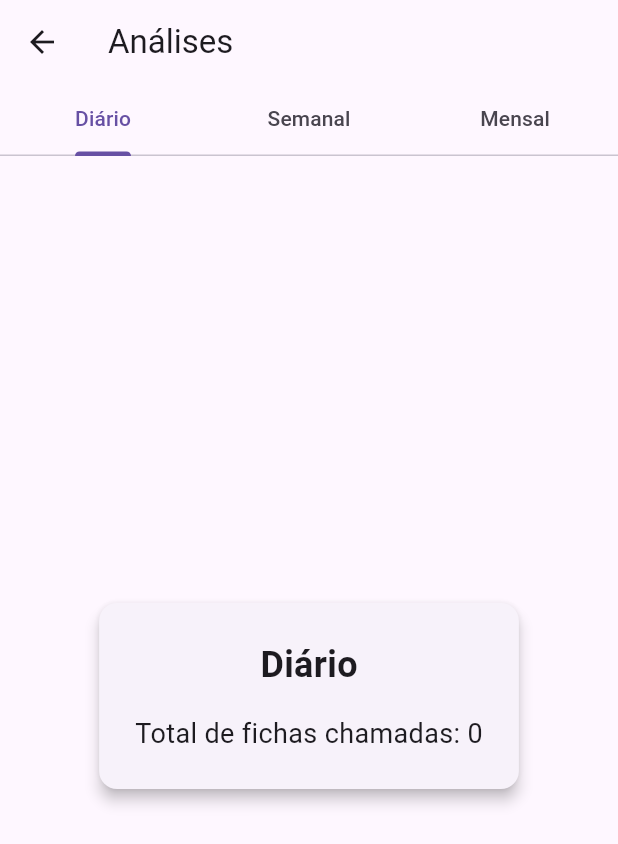
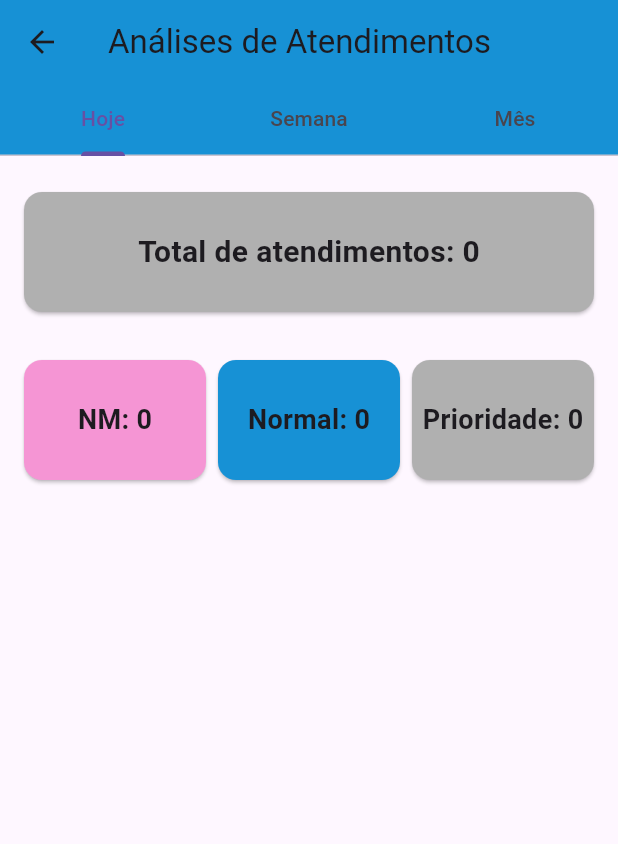
Before and after one commit to Fabiolazg/senhaprefeitura, a Flutter app: the AnalysisPage screen opened directly, on a phone screen of 412 x 824 dp. Shown: the top 844 px of the screen. Run offline on Flutter 3.47's test engine with Material 3 defaults, Android fonts, the phone set to English and light mode, and no system bars; drawn by our look-alikes of fl_chart; our stand-ins replace cloud_firestore, firebase_auth, firebase_core, google_fonts, google_sign_in; accounts and stored records are empty.

Commit message:
analises completas

```diff
--- a/lib/view/analysis_page.dart
+++ b/lib/view/analysis_page.dart
@@ -1,6 +1,7 @@
 import 'package:flutter/material.dart';
+import 'package:senhaprefeitura/models/ticket_model.dart';
 import 'package:cloud_firestore/cloud_firestore.dart';
-import '../models/ticket_model.dart';
+import 'package:fl_chart/fl_chart.dart';
 
 class AnalysisPage extends StatefulWidget {
   const AnalysisPage({super.key});
@@ -9,133 +10,206 @@ class AnalysisPage extends StatefulWidget {
   State<AnalysisPage> createState() => _AnalysisPageState();
 }
 
-class _AnalysisPageState extends State<AnalysisPage>
-    with SingleTickerProviderStateMixin {
+class _AnalysisPageState extends State<AnalysisPage> with SingleTickerProviderStateMixin {
+  List<Ticket> allTickets = [];
+  bool isLoading = true;
   late TabController _tabController;
 
   @override
   void initState() {
     super.initState();
     _tabController = TabController(length: 3, vsync: this);
+    fetchTickets();
   }
 
-  @override
-  void dispose() {
-    _tabController.dispose();
-    super.dispose();
+  Future<void> fetchTickets() async {
+    final firestore = FirebaseFirestore.instance;
+    final snapshot = await firestore.collection('tickets').get();
+
+    allTickets = snapshot.docs.map((doc) {
+      final data = doc.data();
+      return Ticket(
+        id: doc.id,
+        type: data['type'] ?? '',
+        number: data['number'] ?? 0,
+        called: data['called'] ?? false,
+        calledAt: (data['calledAt'] as Timestamp?)?.toDate(),
+      );
+    }).toList();
+
+    setState(() {
+      isLoading = false;
+    });
   }
 
-  int getCalledCount(List<Ticket> tickets, String period) {
+  int getTodayCount(List<Ticket> tickets) {
     final now = DateTime.now();
+    return tickets.where((t) => t.calledAt != null && t.calledAt!.year == now.year && t.calledAt!.month == now.month && t.calledAt!.day == now.day).length;
+  }
 
-    if (period == 'Diário') {
-      return tickets
-          .where((t) =>
-      t.called &&
-          t.calledAt != null &&
-          t.calledAt!.day == now.day &&
-          t.calledAt!.month == now.month &&
-          t.calledAt!.year == now.year)
-          .length;
-    } else if (period == 'Semanal') {
-      int weekNumber(DateTime date) => ((date.day - 1) / 7).floor() + 1;
-      final currentWeek = weekNumber(now);
-      return tickets
-          .where((t) =>
-      t.called &&
-          t.calledAt != null &&
-          weekNumber(t.calledAt!) == currentWeek &&
-          t.calledAt!.month == now.month &&
-          t.calledAt!.year == now.year)
-          .length;
-    } else if (period == 'Mensal') {
-      return tickets
-          .where((t) =>
-      t.called &&
-          t.calledAt != null &&
-          t.calledAt!.month == now.month &&
-          t.calledAt!.year == now.year)
-          .length;
-    }
-    return 0;
+  int getWeekCount(List<Ticket> tickets) {
+    final now = DateTime.now();
+    int currentWeek = weekNumber(now);
+    return tickets.where((t) => t.calledAt != null && t.calledAt!.year == now.year && t.calledAt!.month == now.month && weekNumber(t.calledAt!) == currentWeek).length;
+  }
+
+  int getMonthCount(List<Ticket> tickets) {
+    final now = DateTime.now();
+    return tickets.where((t) => t.calledAt != null && t.calledAt!.year == now.year && t.calledAt!.month == now.month).length;
+  }
+
+  int weekNumber(DateTime date) {
+    final firstDayOfYear = DateTime(date.year, 1, 1);
+    final diff = date.difference(firstDayOfYear);
+    return ((diff.inDays + firstDayOfYear.weekday) / 7).ceil();
+  }
+
+  Widget _buildTabContent(List<Ticket> tickets) {
+    final total = tickets.length;
+    final nm = tickets.where((t) => t.type == 'NM').length;
+    final normal = tickets.where((t) => t.type == 'Normal').length;
+    final prioridade = tickets.where((t) => t.type == 'Prioridade').length;
+
+    const cardMargin = EdgeInsets.symmetric(vertical: 8.0);
+    const cardWidth = double.infinity;
+    const cardHeight = 80.0;
+
+    return SingleChildScrollView(
+      padding: const EdgeInsets.all(16),
+      child: Column(
+        children: [
+          // Total card
+          Card(
+            color: const Color(0xFFB0B0B0), // cinza
+            margin: cardMargin,
+            child: SizedBox(
+              width: cardWidth,
+              height: cardHeight,
+              child: Center(
+                child: Text(
+                  'Total de atendimentos: $total',
+                  style: const TextStyle(fontSize: 20, fontWeight: FontWeight.bold),
+                ),
+              ),
+            ),
+          ),
+          const SizedBox(height: 16),
+          // Row de cards por tipo
+          Row(
+            mainAxisAlignment: MainAxisAlignment.spaceEvenly,
+            children: [
+              Expanded(
+                child: Card(
+                  color: const Color(0xFFF595D4),
+                  margin: cardMargin,
+                  child: SizedBox(
+                    height: cardHeight,
+                    child: Center(
+                      child: Text(
+                        'NM: $nm',
+                        style: const TextStyle(fontSize: 18, fontWeight: FontWeight.bold),
+                      ),
+                    ),
+                  ),
+                ),
+              ),
+              const SizedBox(width: 8),
+              Expanded(
+                child: Card(
+                  color: const Color(0xFF1791d5),
+                  margin: cardMargin,
+                  child: SizedBox(
+                    height: cardHeight,
+                    child: Center(
+                      child: Text(
+                        'Normal: $normal',
+                        style: const TextStyle(fontSize: 18, fontWeight: FontWeight.bold),
+                      ),
+                    ),
+                  ),
+                ),
+              ),
+              const SizedBox(width: 8),
+              Expanded(
+                child: Card(
+                  color: const Color(0xFFB0B0B0),
+                  margin: cardMargin,
+                  child: SizedBox(
+                    height: cardHeight,
+                    child: Center(
+                      child: Text(
+                        'Prioridade: $prioridade',
+                        style: const TextStyle(fontSize: 18, fontWeight: FontWeight.bold),
+                      ),
+                    ),
+                  ),
+                ),
+              ),
+            ],
+          ),
+          const SizedBox(height: 24),
+          // Gráfico de pizza
+          AspectRatio(
+            aspectRatio: 1.3,
+            child: PieChart(
+              PieChartData(
+                sections: [
+                  PieChartSectionData(
+                    value: nm.toDouble(),
+                    color: const Color(0xFFF595D4),
+                    title: 'NM: $nm',
+                    radius: 50,
+                    titleStyle: const TextStyle(fontSize: 16, fontWeight: FontWeight.bold, color: Colors.white),
+                  ),
+                  PieChartSectionData(
+                    value: normal.toDouble(),
+                    color: const Color(0xFF1791d5),
+                    title: 'Normal: $normal',
+                    radius: 50,
+                    titleStyle: const TextStyle(fontSize: 16, fontWeight: FontWeight.bold, color: Colors.white),
+                  ),
+                  PieChartSectionData(
+                    value: prioridade.toDouble(),
+                    color: const Color(0xFFB0B0B0),
+                    title: 'Prioridade: $prioridade',
+                    radius: 50,
+                    titleStyle: const TextStyle(fontSize: 16, fontWeight: FontWeight.bold, color: Colors.white),
+                  ),
+                ],
+                sectionsSpace: 2,
+                centerSpaceRadius: 40,
+              ),
+            ),
+          ),
+        ],
+      ),
+    );
   }
 
   @override
   Widget build(BuildContext context) {
-    final firestore = FirebaseFirestore.instance;
-
     return Scaffold(
       appBar: AppBar(
-        title: const Text('Análises'),
+        title: const Text('Análises de Atendimentos'),
+        backgroundColor: const Color(0xFF1791d5),
         bottom: TabBar(
           controller: _tabController,
           tabs: const [
-            Tab(text: 'Diário'),
-            Tab(text: 'Semanal'),
-            Tab(text: 'Mensal'),
+            Tab(text: 'Hoje'),
+            Tab(text: 'Semana'),
+            Tab(text: 'Mês'),
           ],
         ),
       ),
-      body: StreamBuilder<QuerySnapshot>(
-        stream: firestore.collection('tickets').snapshots(),
-        builder: (context, snapshot) {
-          if (snapshot.hasError) {
-            return Center(child: Text('Erro: ${snapshot.error}'));
-          }
-
-          if (snapshot.connectionState == ConnectionState.waiting) {
-            return const Center(child: CircularProgressIndicator());
-          }
-
-          // Mapeia os documentos para objetos Ticket
-          List<Ticket> allTickets = snapshot.data!.docs.map((doc) {
-            final data = doc.data() as Map<String, dynamic>;
-            return Ticket(
-              id: doc.id,
-              type: data['type'] ?? 'Normal',
-              number: (data['number'] ?? 0).toInt(),
-              called: data['called'] ?? false,
-              calledAt: (data['calledAt'] as Timestamp?)?.toDate(),
-            );
-          }).toList();
-
-          return TabBarView(
-            controller: _tabController,
-            children: [
-              buildAnalysisCard(allTickets, 'Diário'),
-              buildAnalysisCard(allTickets, 'Semanal'),
-              buildAnalysisCard(allTickets, 'Mensal'),
-            ],
-          );
-        },
-      ),
-    );
-  }
-
-  Widget buildAnalysisCard(List<Ticket> tickets, String period) {
-    final count = getCalledCount(tickets, period);
-    return Center(
-      child: Card(
-        elevation: 4,
-        margin: const EdgeInsets.all(16),
-        child: Padding(
-          padding: const EdgeInsets.all(24),
-          child: Column(
-            mainAxisSize: MainAxisSize.min,
-            children: [
-              Text(
-                period,
-                style: const TextStyle(
-                    fontSize: 24, fontWeight: FontWeight.bold),
-              ),
-              const SizedBox(height: 16),
-              Text(
-                'Total de fichas chamadas: $count',
-                style: const TextStyle(fontSize: 18),
-              ),
-            ],
-          ),
-        ),
+      body: isLoading
+          ? const Center(child: CircularProgressIndicator())
+          : TabBarView(
+        controller: _tabController,
+        children: [
+          _buildTabContent(allTickets.where((t) => t.calledAt != null && t.calledAt!.day == DateTime.now().day && t.calledAt!.month == DateTime.now().month && t.calledAt!.year == DateTime.now().year).toList()),
+          _buildTabContent(allTickets.where((t) => t.calledAt != null && weekNumber(t.calledAt!) == weekNumber(DateTime.now()) && t.calledAt!.month == DateTime.now().month && t.calledAt!.year == DateTime.now().year).toList()),
+          _buildTabContent(allTickets.where((t) => t.calledAt != null && t.calledAt!.month == DateTime.now().month && t.calledAt!.year == DateTime.now().year).toList()),
+        ],
       ),
     );
   }
--- a/lib/view/home_page.dart
+++ b/lib/view/home_page.dart
@@ -25,6 +25,9 @@ class _HomePageState extends State<HomePage> {
   bool lastWasPriority = false;
   String _nextTicket = "Nenhuma ficha na fila";
 
+  // Variáveis para animação do card da próxima ficha
+  Color _nextTicketColor = Colors.white;
+
   int normalCounter = 0;
   int nmCounter = 0;
   int priorityCounter = 0;
@@ -46,8 +49,8 @@ class _HomePageState extends State<HomePage> {
         'called': false,
         'calledAt': null,
       });
-      final ticket = Ticket(
-          id: docRef.id, type: 'Prioridade', number: priorityCounter);
+      final ticket =
+      Ticket(id: docRef.id, type: 'Prioridade', number: priorityCounter);
       priorityQueue.add(ticket);
     }
 
@@ -73,7 +76,8 @@ class _HomePageState extends State<HomePage> {
         'called': false,
         'calledAt': null,
       });
-      final ticket = Ticket(id: docRef.id, type: 'Normal', number: normalCounter);
+      final ticket =
+      Ticket(id: docRef.id, type: 'Normal', number: normalCounter);
       normalQueue.add(ticket);
     }
 
@@ -84,7 +88,7 @@ class _HomePageState extends State<HomePage> {
     setState(() {});
   }
 
-  /// Chama a próxima ficha e atualiza no Firestore
+  /// Chama a próxima ficha e atualiza no Firestore com animação
   void callNextTicket() async {
     Ticket? next;
 
@@ -124,11 +128,20 @@ class _HomePageState extends State<HomePage> {
       });
 
       setState(() {
-        _nextTicket = "${next!.type} #${next.number}";
+        _nextTicket = "${next!.type} #${next!.number}";
+        _nextTicketColor = const Color(0xFFF595D4); // fundo rosa do app
+      });
+
+      // Volta para branco após 1 segundo
+      Future.delayed(const Duration(seconds: 1), () {
+        setState(() {
+          _nextTicketColor = Colors.white;
+        });
       });
     } else {
       setState(() {
         _nextTicket = "Nenhuma ficha na fila";
+        _nextTicketColor = Colors.white;
       });
     }
   }
@@ -250,10 +263,22 @@ class _HomePageState extends State<HomePage> {
                           ],
                         ),
                         const SizedBox(height: 16),
-                        Text(
-                          "Próxima ficha: $_nextTicket",
-                          style: const TextStyle(
-                              fontSize: 20, fontWeight: FontWeight.bold),
+                        // Card animado da próxima ficha
+                        AnimatedContainer(
+                          duration: const Duration(milliseconds: 500),
+                          curve: Curves.easeInOut,
+                          padding: const EdgeInsets.all(16),
+                          decoration: BoxDecoration(
+                            color: _nextTicketColor,
+                            borderRadius: BorderRadius.circular(8),
+                          ),
+                          child: Center(
+                            child: Text(
+                              "Próxima ficha: $_nextTicket",
+                              style: const TextStyle(
+                                  fontSize: 20, fontWeight: FontWeight.bold),
+                            ),
+                          ),
                         ),
                         const SizedBox(height: 12),
                         ElevatedButton(
@@ -285,9 +310,12 @@ class _HomePageState extends State<HomePage> {
                           height: 200,
                           child: ListView(
                             children: [
-                              Text("Prioridade: ${priorityQueue.map((t) => t.number).join(', ')}"),
-                              Text("NM: ${nmQueue.map((t) => t.number).join(', ')}"),
-                              Text("Normal: ${normalQueue.map((t) => t.number).join(', ')}"),
+                              Text(
+                                  "Prioridade: ${priorityQueue.map((t) => t.number).join(', ')}"),
+                              Text(
+                                  "NM: ${nmQueue.map((t) => t.number).join(', ')}"),
+                              Text(
+                                  "Normal: ${normalQueue.map((t) => t.number).join(', ')}"),
                             ],
                           ),
                         ),
--- a/pubspec.yaml
+++ b/pubspec.yaml
@@ -30,6 +30,7 @@ dependencies:
   google_sign_in: ^6.2.1
   cloud_firestore: ^6.0.2
   provider: ^6.1.5
+  fl_chart: ^0.68.0
 
 dev_dependencies:
   flutter_test:
```
Also changed, not shown: pubspec.lock.
